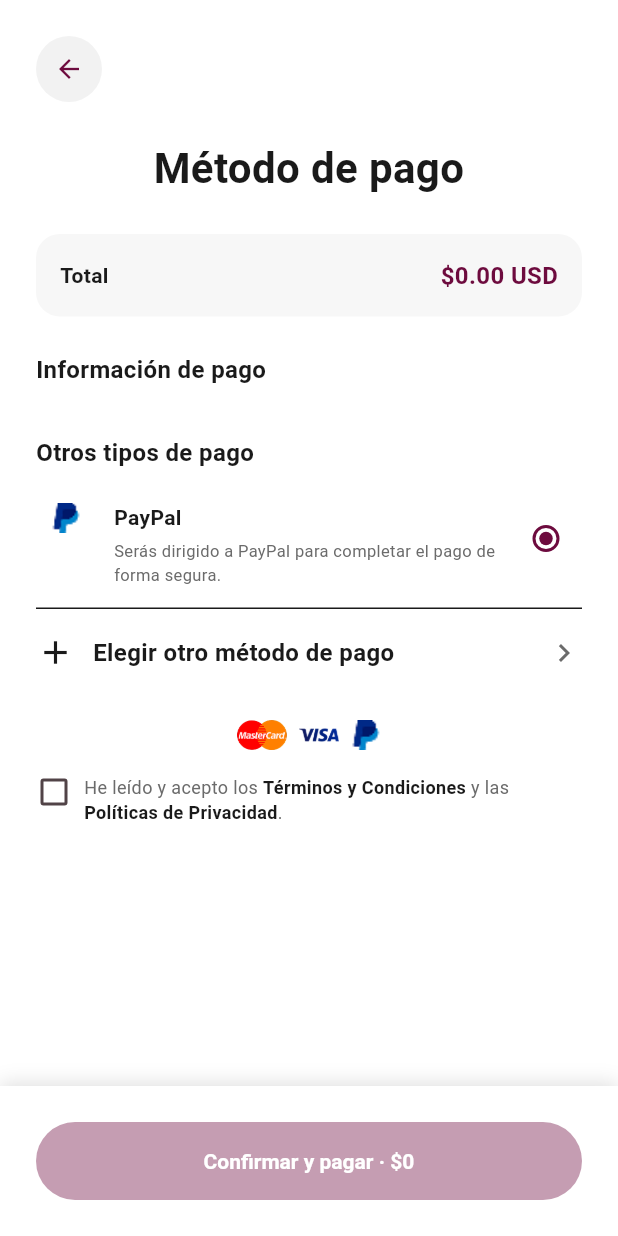
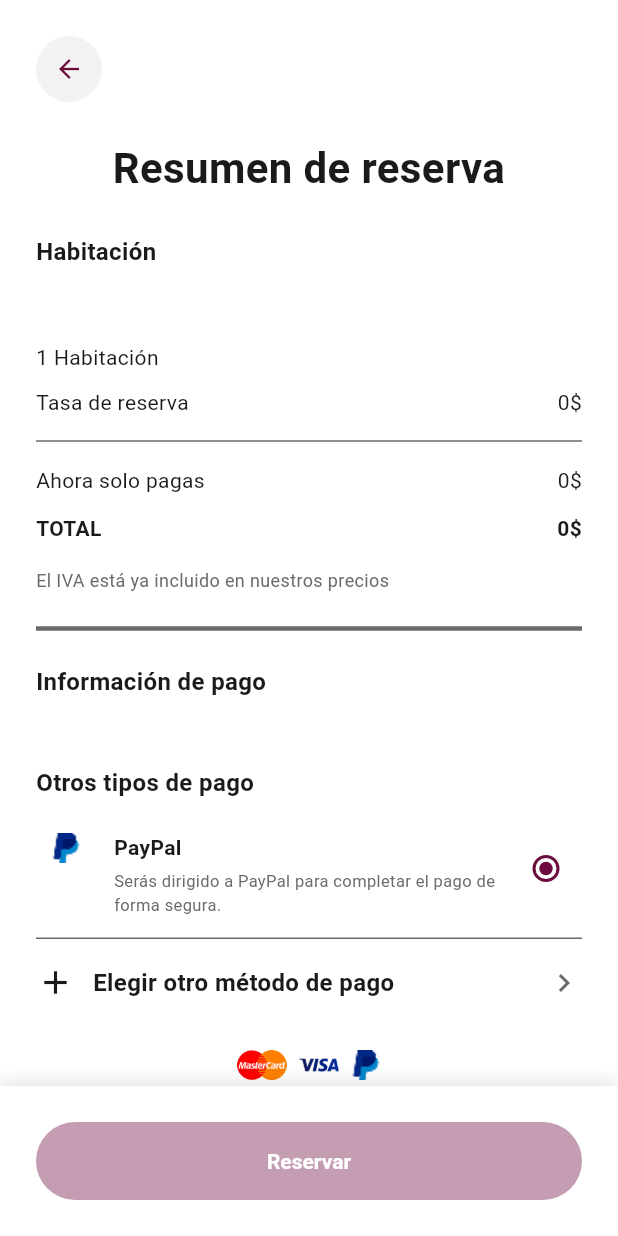
Before and after one commit to umairhassan003/Romio, a Flutter app: the PaymentScreen screen opened by its route, on a phone screen of 412 x 824 dp. Run offline on Flutter 3.47's test engine with Material 3 defaults, Android fonts, the phone set to English and light mode, and no system bars; our stand-ins replace cached_network_image, file_picker, flutter_map, flutter_svg, go_router, latlong2 and 4 more; accounts and stored records are empty; generated files the repository leaves out were written again.

Commit message:
feat: add localization keys for payment summary and improve UI styling in add card screen

```diff
--- a/lib/l10n/app_es.arb
+++ b/lib/l10n/app_es.arb
@@ -532,6 +532,13 @@
     "@reservationPayDeposit": { "placeholders": { "amount": { "type": "String" } } },
     "paymentDepositNowLabel": "Depósito a pagar ahora",
     "paymentBalanceAtPropertyLabel": "A pagar en la propiedad",
+    "paymentSummaryTitle": "Resumen de reserva",
+    "summaryReservationFee": "Tasa de reserva",
+    "summaryPayAtHotel": "En el hotel pagas",
+    "summaryPayNow": "Ahora solo pagas",
+    "summaryVatIncluded": "El IVA está ya incluido en nuestros precios",
+    "paymentReserveButton": "Reservar",
+    "paymentCvvRequiredHint": "Obligatorio",
     "paymentStatusPartial": "Depósito pagado · ${balance} en la propiedad",
     "@paymentStatusPartial": { "placeholders": { "balance": { "type": "String" } } },
     "faqTitle": "Preguntas frecuentes",
--- a/lib/mobile/features/reservation/screens/payment_screen.dart
+++ b/lib/mobile/features/reservation/screens/payment_screen.dart
@@ -6,7 +6,7 @@ import 'package:flutter_gen/gen_l10n/app_localizations.dart';
 
 import '../../../../core/theme/app_colors.dart';
 import '../../../../core/theme/app_text_styles.dart';
-import '../../../../core/constants/payment_constants.dart';
+import '../../../../core/utils/card_brand.dart';
 import '../../../../domain/gateways/payment_gateway.dart';
 import '../providers/reservation_flow_provider.dart';
 import '../../profile/providers/profile_provider.dart';
@@ -41,6 +41,11 @@ class _PaymentScreenState extends State<PaymentScreen> {
   // they can be disposed).
   late final TapGestureRecognizer _termsRecognizer;
   late final TapGestureRecognizer _privacyRecognizer;
+
+  /// The reserve button is only enabled once a payment method is ready. When
+  /// paying by card the CVV must be entered; PayPal has no such requirement.
+  bool get _canConfirm =>
+      _mode != _PayMode.card || _cvvCtrl.text.trim().isNotEmpty;
 
   @override
   void initState() {
@@ -143,7 +148,7 @@ class _PaymentScreenState extends State<PaymentScreen> {
                 const SizedBox(height: 24),
                 Center(
                   child: Text(
-                    l10n?.paymentTitle ?? 'Método de pago',
+                    l10n?.paymentSummaryTitle ?? 'Resumen de reserva',
                     textAlign: TextAlign.center,
                     style: AppTextStyles.headingXL.copyWith(
                       color: AppColors.textPrimary,
@@ -155,14 +160,20 @@ class _PaymentScreenState extends State<PaymentScreen> {
             ),
           ),
 
-          _totalRow(context, provider, l10n),
-          const SizedBox(height: 24),
+          _bookingSummary(context, provider, l10n),
+          const SizedBox(height: 8),
+          const Divider(
+            color: AppColors.textSecondary,
+            thickness: 3,
+            height: 32,
+          ),
+          const SizedBox(height: 8),
 
           Text(
             l10n?.paymentInfoTitle ?? 'Información de pago',
             style: AppTextStyles.headingS,
           ),
-          const SizedBox(height: 12),
+          const SizedBox(height: 24),
 
           // ── Saved cards ──────────────────────────────────────────
           for (final card in wallet.cards)
@@ -185,7 +196,7 @@ class _PaymentScreenState extends State<PaymentScreen> {
                 l10n?.paymentPaypalInfo ??
                 'Serás redirigido al sitio de PayPal para completar el pago de forma segura.',
           ),
-          const Divider(color: AppColors.textPrimary, height: 1),
+          const Divider(color: AppColors.textSecondary, height: 1),
 
           // ── Choose / add another payment method ──────────────────
           InkWell(
@@ -260,7 +271,7 @@ class _PaymentScreenState extends State<PaymentScreen> {
             height: 52,
             child: ElevatedButton(
               onPressed:
-                  (provider.isLoading || !_acceptedTerms)
+                  (provider.isLoading || !_acceptedTerms || !_canConfirm)
                       ? null
                       : () => _onConfirm(context),
               style: ElevatedButton.styleFrom(
@@ -283,7 +294,7 @@ class _PaymentScreenState extends State<PaymentScreen> {
                         ),
                       )
                       : Text(
-                        '${l10n?.paymentConfirmPay ?? 'Confirmar y pagar'} · \$${provider.amountDueNow.toStringAsFixed(0)}',
+                        l10n?.paymentReserveButton ?? 'Reservar',
                         style: AppTextStyles.labelM.copyWith(
                           color: AppColors.textOnPrimary,
                         ),
@@ -295,76 +306,101 @@ class _PaymentScreenState extends State<PaymentScreen> {
     );
   }
 
-  Widget _totalRow(
+  /// The "Resumen de reserva" card: room, the reservation fee (charged now),
+  /// and the split between what's paid now and what's settled at the hotel.
+  Widget _bookingSummary(
     BuildContext context,
     ReservationFlowProvider provider,
     AppLocalizations? l10n,
   ) {
-    return Container(
-      padding: const EdgeInsets.all(16),
-      decoration: BoxDecoration(
-        color: AppColors.surfaceLight,
-        borderRadius: BorderRadius.circular(16),
+    final payAtHotel = provider.balanceDueAtProperty;
+    return Column(
+      crossAxisAlignment: CrossAxisAlignment.start,
+      children: [
+        Text(
+          l10n?.confirmationRoomLabel ?? 'Habitación',
+          style: AppTextStyles.headingS,
         ),
-      child: Column(
-        children: [
-          Row(
-            mainAxisAlignment: MainAxisAlignment.spaceBetween,
-            children: [
-              Text(l10n?.paymentTotalLabel ?? 'Total',
-                  style: AppTextStyles.labelM),
+        const SizedBox(height: 4),
         Text(
-                '\$${provider.totalPrice.toStringAsFixed(2)} ${PaymentConstants.currency}',
-                style: AppTextStyles.headingS.copyWith(
-                  color: provider.isPayPartial
-                      ? AppColors.textSecondary
-                      : AppColors.primaryBurgundy,
+          provider.roomName ?? '',
+          style: AppTextStyles.bodyM.copyWith(color: AppColors.textPrimary),
         ),
+        const SizedBox(height: 24),
+
+        // ── Line items ──────────────────────────────────────────────
+        _summaryRow(label: '1 ${l10n?.reservationRoom ?? 'Habitación'}'),
+        const SizedBox(height: 10),
+        _summaryRow(
+          label: l10n?.summaryReservationFee ?? 'Tasa de reserva',
+          value: _money(provider.amountDueNow),
         ),
+        const Divider(color: AppColors.textSecondary, height: 32),
+
+        // ── Payment split ───────────────────────────────────────────
+        if (payAtHotel > 0) ...[
+          _summaryRow(
+            label: l10n?.summaryPayAtHotel ?? 'En el hotel pagas',
+            value: _money(payAtHotel),
+          ),
+          const SizedBox(height: 10),
         ],
+        _summaryRow(
+          label: l10n?.summaryPayNow ?? 'Ahora solo pagas',
+          value: _money(provider.amountDueNow),
         ),
-          // For partial payment, break the total into the deposit charged now
-          // and the balance collected at the property.
-          if (provider.isPayPartial) ...[
-            const SizedBox(height: 10),
-            _breakdownRow(
-              l10n?.paymentDepositNowLabel ?? 'Depósito ahora',
-              provider.amountDueNow,
+        const SizedBox(height: 12),
+        _summaryRow(
+          label: (l10n?.paymentTotalLabel ?? 'Total').toUpperCase(),
+          value: _money(provider.totalPrice),
           emphasize: true,
         ),
-            const SizedBox(height: 6),
-            _breakdownRow(
-              l10n?.paymentBalanceAtPropertyLabel ?? 'A pagar en la propiedad',
-              provider.balanceDueAtProperty,
-            ),
-          ],
-        ],
-      ),
-    );
-  }
-
-  Widget _breakdownRow(String label, double amount, {bool emphasize = false}) {
-    return Row(
-      mainAxisAlignment: MainAxisAlignment.spaceBetween,
-      children: [
+        const SizedBox(height: 16),
         Text(
-          label,
-          style: AppTextStyles.bodyM.copyWith(color: AppColors.textSecondary),
-        ),
-        Text(
-          '\$${amount.toStringAsFixed(2)} ${PaymentConstants.currency}',
-          style: (emphasize ? AppTextStyles.headingS : AppTextStyles.labelM)
-              .copyWith(
-            color:
-                emphasize ? AppColors.primaryBurgundy : AppColors.textPrimary,
-          ),
+          l10n?.summaryVatIncluded ??
+              'El IVA está ya incluido en nuestros precios',
+          style: AppTextStyles.bodyS.copyWith(color: AppColors.textSecondary),
         ),
       ],
     );
   }
 
-  /// A selectable saved card. When it is the active choice, the CVV field is
-  /// revealed just below it (CVV is required only at pay time).
+  Widget _summaryRow({
+    required String label,
+    String? value,
+    bool emphasize = false,
+  }) {
+    final style =
+        emphasize
+            ? AppTextStyles.labelM.copyWith(
+              fontWeight: FontWeight.w700,
+              color: AppColors.textPrimary,
+            )
+            : AppTextStyles.bodyM.copyWith(color: AppColors.textPrimary);
+    return Row(
+      mainAxisAlignment: MainAxisAlignment.spaceBetween,
+      children: [
+        Text(label, style: style),
+        if (value != null) Text(value, style: style),
+      ],
+    );
+  }
+
+  /// Formats an amount to match the mockup: trailing zeros trimmed, comma
+  /// decimal separator, currency symbol as a suffix (e.g. 53.2 -> "53,2$").
+  String _money(double amount) {
+    var s = amount.toStringAsFixed(2);
+    if (s.contains('.')) {
+      s = s.replaceAll(RegExp(r'0+$'), '');
+      s = s.replaceAll(RegExp(r'\.$'), '');
+    }
+    return '${s.replaceAll('.', ',')}\$';
+  }
+
+  /// A selectable saved card. Tapping selects it; the active card reveals the
+  /// CVV ("CSV") field below (the CVV is required only at pay time). Styled to
+  /// match the booking mockup: brand logo, "MC-0000" title, masked number +
+  /// expiry, then a divider and the CSV field with its helper text.
   Widget _savedCardTile(
     BuildContext context,
     CardWalletProvider wallet,
@@ -372,100 +408,119 @@ class _PaymentScreenState extends State<PaymentScreen> {
     AppLocalizations? l10n,
   ) {
     final isActive = _mode == _PayMode.card && wallet.selected?.id == card.id;
-    return Column(
-      children: [
-        GestureDetector(
+    return GestureDetector(
+      behavior: HitTestBehavior.opaque,
       onTap: () {
         wallet.select(card.id);
         setState(() => _mode = _PayMode.card);
       },
-          child: Container(
-            padding: const EdgeInsets.all(16),
-            margin: const EdgeInsets.only(bottom: 12),
-            decoration: BoxDecoration(
-              color: AppColors.backgroundWhite,
-              borderRadius: BorderRadius.circular(16),
-              border: Border.all(
-                color:
-                    isActive
-                        ? AppColors.primaryBurgundy
-                        : AppColors.borderLight,
-                width: 2,
-              ),
-            ),
       child: Column(
+        crossAxisAlignment: CrossAxisAlignment.start,
         children: [
           Row(
             children: [
               SizedBox(
-                      width: 40,
-                      child: CardBrandLogo(brand: card.brand, height: 20),
+                width: 56,
+                child: CardBrandLogo(brand: card.brand, height: 30),
               ),
-                    const SizedBox(width: 12),
+              const SizedBox(width: 16),
               Expanded(
                 child: Column(
                   crossAxisAlignment: CrossAxisAlignment.start,
                   children: [
-                          Text(card.maskedLabel, style: AppTextStyles.labelM),
                     Text(
-                            '${l10n?.cardExpiryShort ?? 'Exp...'} ${card.expiryLabel}',
-                            style: AppTextStyles.caption.copyWith(
-                              color: AppColors.textSecondary,
+                      _cardTitle(card),
+                      style: AppTextStyles.headingS.copyWith(
+                        fontWeight: FontWeight.w700,
+                        fontSize: 14,
+                      ),
+                    ),
+                    const SizedBox(height: 2),
+                    Text(
+                      _cardMaskedLine(card),
+                      style: AppTextStyles.bodyM.copyWith(
+                        color: AppColors.textPrimary,
                       ),
                     ),
                   ],
                 ),
               ),
-                    Radio<String>(
-                      value: card.id,
-                      groupValue:
-                          _mode == _PayMode.card ? wallet.selected?.id : null,
-                      activeColor: AppColors.primaryBurgundy,
-                      onChanged: (_) {
-                        wallet.select(card.id);
-                        setState(() => _mode = _PayMode.card);
-                      },
-                    ),
             ],
           ),
+          const Divider(color: AppColors.textSecondary, height: 32),
           if (isActive) ...[
-                  const Divider(color: AppColors.borderLight),
             Row(
               children: [
                 SizedBox(
-                        width: 90,
+                  width: 56,
+                  child: Text(
+                    l10n?.paymentCardCvv ?? 'CSV',
+                    style: AppTextStyles.headingS.copyWith(
+                      fontWeight: FontWeight.w700,
+                    ),
+                  ),
+                ),
+                const SizedBox(width: 16),
+                Expanded(
                   child: TextField(
                     controller: _cvvCtrl,
                     keyboardType: TextInputType.number,
                     obscureText: true,
                     maxLength: 4,
+                    style: AppTextStyles.bodyM,
+                    // Rebuild so the reserve button enables/disables as the CVV
+                    // is typed or cleared.
+                    onChanged: (_) => setState(() {}),
                     decoration: InputDecoration(
                       isDense: true,
                       counterText: '',
-                            labelText: l10n?.paymentCardCvv ?? 'CSV',
-                            hintText: '123',
+                      filled: false,
+                      contentPadding: EdgeInsets.zero,
+                      border: InputBorder.none,
+                      enabledBorder: InputBorder.none,
+                      focusedBorder: InputBorder.none,
+                      disabledBorder: InputBorder.none,
+                      errorBorder: InputBorder.none,
+                      hintText: l10n?.paymentCvvRequiredHint ?? 'Obligatorio',
+                      hintStyle: AppTextStyles.bodyM.copyWith(
+                        color: AppColors.textSecondary,
                       ),
-                        ),
-                      ),
-                      const SizedBox(width: 12),
-                      Expanded(
-                        child: Text(
-                          l10n?.paymentCvvSectionHelp ??
-                              'Para usar una tarjeta de pago, escriba su código de verificación de tres dígitos visible en el reverso de la tarjeta',
-                          style: AppTextStyles.caption.copyWith(
-                            color: AppColors.textSecondary,
                     ),
                   ),
                 ),
               ],
             ),
-                ],
-              ],
-            ),
+            const SizedBox(height: 8),
+            Text(
+              l10n?.paymentCvvSectionHelp ??
+                  'Para usar una tarjeta de pago, escriba su código de verificación de tres dígitos visible en el reverso de la tarjeta',
+              style: AppTextStyles.bodyS.copyWith(
+                color: AppColors.textSecondary,
               ),
             ),
           ],
+          const SizedBox(height: 18),
+        ],
+      ),
     );
+  }
+
+  /// Short card identifier shown as the tile title, e.g. "MC-0000".
+  String _cardTitle(SavedCard card) {
+    final short =
+        card.brand == CardBrand.mastercard
+            ? 'MC'
+            : card.brand == CardBrand.visa
+            ? 'VISA'
+            : 'CARD';
+    return '$short-${card.last4}';
+  }
+
+  /// Masked number + expiry, e.g. "***********0000 - 1/2031".
+  String _cardMaskedLine(SavedCard card) {
+    final len = card.sanitizedNumber.length;
+    final hidden = len > 4 ? len - 4 : 11;
+    return '${'*' * hidden}${card.last4} - ${card.expMonth}/${card.expYear}';
   }
 
   Widget _optionTile({
```
Also changed, not shown: lib/l10n/app_en.arb (+7 -0 lines), lib/mobile/features/payment/screens/add_card_screen.dart (+75 -28 lines). Lines whose indentation alone changed are shown as unchanged.
